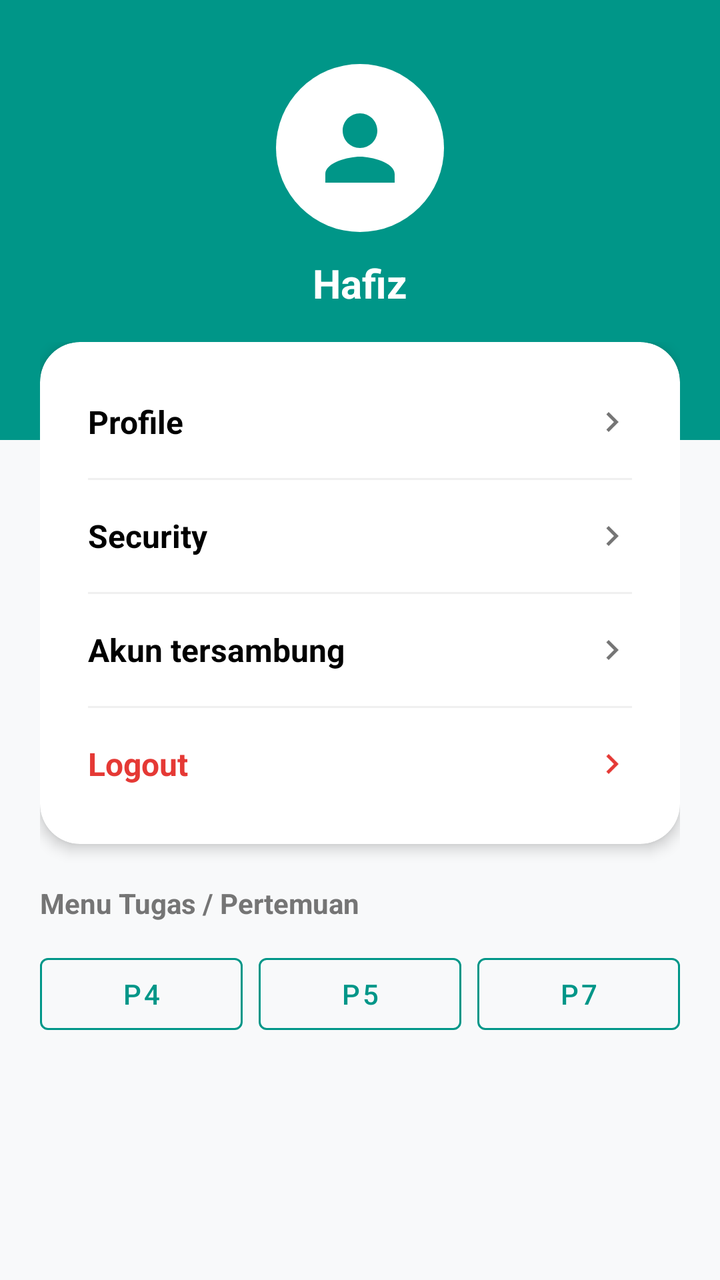
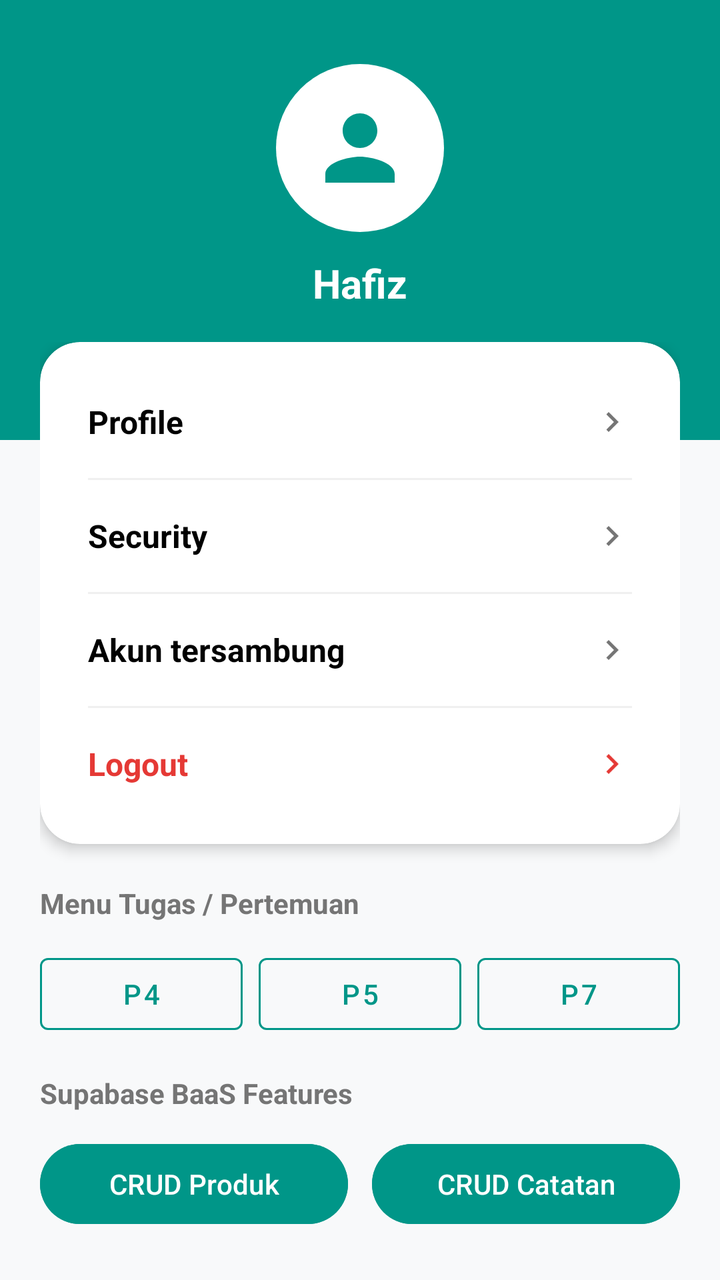

Two renders of the same Android screen: before a commit and after it. Below are the layout's source before the change and the commit's diff.
<!-- AndroidManifest.xml: application theme Theme.Netptunus_HAFIZ -->
<!-- res/layout/fragment_more.xml -->
<?xml version="1.0" encoding="utf-8"?>
<androidx.constraintlayout.widget.ConstraintLayout xmlns:android="http://schemas.android.com/apk/res/android"
    xmlns:app="http://schemas.android.com/apk/res-auto"
    xmlns:tools="http://schemas.android.com/tools"
    android:layout_width="match_parent"
    android:layout_height="match_parent"
    android:background="#F8F9FA"
    tools:context=".More.MoreFragment">

    
    <View
        android:id="@+id/headerBg"
        android:layout_width="match_parent"
        android:layout_height="220dp"
        android:background="@color/hijau"
        app:layout_constraintTop_toTopOf="parent" />

    <ImageView
        android:id="@+id/imgAvatar"
        android:layout_width="84dp"
        android:layout_height="84dp"
        android:layout_marginTop="32dp"
        android:background="@drawable/bg_avatar_circle"
        android:contentDescription="Avatar Profile"
        android:padding="16dp"
        android:src="@drawable/ic_person"
        app:tint="@color/hijau"
        app:layout_constraintEnd_toEndOf="parent"
        app:layout_constraintStart_toStartOf="parent"
        app:layout_constraintTop_toTopOf="parent" />

    <TextView
        android:id="@+id/tvProfileName"
        android:layout_width="wrap_content"
        android:layout_height="wrap_content"
        android:layout_marginTop="12dp"
        android:text="Hafiz"
        android:textColor="@color/white"
        android:textSize="20sp"
        android:textStyle="bold"
        app:layout_constraintEnd_toEndOf="parent"
        app:layout_constraintStart_toStartOf="parent"
        app:layout_constraintTop_toBottomOf="@id/imgAvatar" />

    
    <ScrollView
        android:layout_width="0dp"
        android:layout_height="0dp"
        android:clipToPadding="false"
        android:paddingHorizontal="20dp"
        android:paddingTop="16dp"
        android:paddingBottom="24dp"
        app:layout_constraintBottom_toBottomOf="parent"
        app:layout_constraintEnd_toEndOf="parent"
        app:layout_constraintStart_toStartOf="parent"
        app:layout_constraintTop_toBottomOf="@id/tvProfileName">

        <LinearLayout
            android:layout_width="match_parent"
            android:layout_height="wrap_content"
            android:orientation="vertical">

            <androidx.cardview.widget.CardView
                android:layout_width="match_parent"
                android:layout_height="wrap_content"
                android:layout_marginBottom="20dp"
                app:cardCornerRadius="20dp"
                app:cardElevation="4dp"
                app:cardBackgroundColor="@color/white">

                <LinearLayout
                    android:layout_width="match_parent"
                    android:layout_height="wrap_content"
                    android:orientation="vertical"
                    android:paddingVertical="12dp">

                    
                    <LinearLayout
                        android:id="@+id/btnMenuProfile"
                        android:layout_width="match_parent"
                        android:layout_height="56dp"
                        android:background="?attr/selectableItemBackground"
                        android:gravity="center_vertical"
                        android:clickable="true"
                        android:focusable="true"
                        android:orientation="horizontal"
                        android:paddingHorizontal="24dp">

                        <TextView
                            android:layout_width="0dp"
                            android:layout_height="wrap_content"
                            android:layout_weight="1"
                            android:text="Profile"
                            android:textColor="@color/black"
                            android:textSize="16sp"
                            android:textStyle="bold" />

                        <ImageView
                            android:layout_width="20dp"
                            android:layout_height="20dp"
                            android:contentDescription="Chevron"
                            android:src="@drawable/ic_chevron_right"
                            app:tint="@color/text_secondary" />
                    </LinearLayout>

                    <View
                        android:layout_width="match_parent"
                        android:layout_height="1dp"
                        android:layout_marginHorizontal="24dp"
                        android:background="#F0F0F0" />

                    
                    <LinearLayout
                        android:id="@+id/btnMenuSecurity"
                        android:layout_width="match_parent"
                        android:layout_height="56dp"
                        android:background="?attr/selectableItemBackground"
                        android:gravity="center_vertical"
                        android:clickable="true"
                        android:focusable="true"
                        android:orientation="horizontal"
                        android:paddingHorizontal="24dp">

                        <TextView
                            android:layout_width="0dp"
                            android:layout_height="wrap_content"
                            android:layout_weight="1"
                            android:text="Security"
                            android:textColor="@color/black"
                            android:textSize="16sp"
                            android:textStyle="bold" />

                        <ImageView
                            android:layout_width="20dp"
                            android:layout_height="20dp"
                            android:contentDescription="Chevron"
                            android:src="@drawable/ic_chevron_right"
                            app:tint="@color/text_secondary" />
                    </LinearLayout>

                    <View
                        android:layout_width="match_parent"
                        android:layout_height="1dp"
                        android:layout_marginHorizontal="24dp"
                        android:background="#F0F0F0" />

                    
                    <LinearLayout
                        android:id="@+id/btnMenuAkunTersambung"
                        android:layout_width="match_parent"
                        android:layout_height="56dp"
                        android:background="?attr/selectableItemBackground"
                        android:gravity="center_vertical"
                        android:clickable="true"
                        android:focusable="true"
                        android:orientation="horizontal"
                        android:paddingHorizontal="24dp">

                        <TextView
                            android:layout_width="0dp"
                            android:layout_height="wrap_content"
                            android:layout_weight="1"
                            android:text="Akun tersambung"
                            android:textColor="@color/black"
                            android:textSize="16sp"
                            android:textStyle="bold" />

                        <ImageView
                            android:layout_width="20dp"
                            android:layout_height="20dp"
                            android:contentDescription="Chevron"
                            android:src="@drawable/ic_chevron_right"
                            app:tint="@color/text_secondary" />
                    </LinearLayout>

                    <View
                        android:layout_width="match_parent"
                        android:layout_height="1dp"
                        android:layout_marginHorizontal="24dp"
                        android:background="#F0F0F0" />

                    
                    <LinearLayout
                        android:id="@+id/btnMenuLogout"
                        android:layout_width="match_parent"
                        android:layout_height="56dp"
                        android:background="?attr/selectableItemBackground"
                        android:gravity="center_vertical"
                        android:clickable="true"
                        android:focusable="true"
                        android:orientation="horizontal"
                        android:paddingHorizontal="24dp">

                        <TextView
                            android:layout_width="0dp"
                            android:layout_height="wrap_content"
                            android:layout_weight="1"
                            android:text="Logout"
                            android:textColor="#E53935"
                            android:textSize="16sp"
                            android:textStyle="bold" />

                        <ImageView
                            android:layout_width="20dp"
                            android:layout_height="20dp"
                            android:contentDescription="Chevron"
                            android:src="@drawable/ic_chevron_right"
                            app:tint="#E53935" />
                    </LinearLayout>

                </LinearLayout>
            </androidx.cardview.widget.CardView>

            
            <TextView
                android:layout_width="wrap_content"
                android:layout_height="wrap_content"
                android:layout_marginBottom="12dp"
                android:text="Menu Tugas / Pertemuan"
                android:textColor="@color/text_secondary"
                android:textSize="14sp"
                android:textStyle="bold" />

            <LinearLayout
                android:layout_width="match_parent"
                android:layout_height="wrap_content"
                android:orientation="horizontal"
                android:gravity="center">

                <com.google.android.material.button.MaterialButton
                    android:id="@+id/btnToFourth"
                    style="@style/Widget.MaterialComponents.Button.OutlinedButton"
                    android:layout_width="0dp"
                    android:layout_height="wrap_content"
                    android:layout_weight="1"
                    android:layout_marginEnd="4dp"
                    android:text="P4"
                    android:textColor="@color/hijau"
                    app:strokeColor="@color/hijau" />

                <com.google.android.material.button.MaterialButton
                    android:id="@+id/btnToFifth"
                    style="@style/Widget.MaterialComponents.Button.OutlinedButton"
                    android:layout_width="0dp"
                    android:layout_height="wrap_content"
                    android:layout_weight="1"
                    android:layout_marginHorizontal="4dp"
                    android:text="P5"
                    android:textColor="@color/hijau"
                    app:strokeColor="@color/hijau" />

                <com.google.android.material.button.MaterialButton
                    android:id="@+id/btnToSeven"
                    style="@style/Widget.MaterialComponents.Button.OutlinedButton"
                    android:layout_width="0dp"
                    android:layout_height="wrap_content"
                    android:layout_weight="1"
                    android:layout_marginStart="4dp"
                    android:text="P7"
                    android:textColor="@color/hijau"
                    app:strokeColor="@color/hijau" />
            </LinearLayout>

            
            <Button
                android:id="@+id/btnProfile"
                android:layout_width="wrap_content"
                android:layout_height="wrap_content"
                android:visibility="gone" />

            <Button
                android:id="@+id/btnLogout"
                android:layout_width="wrap_content"
                android:layout_height="wrap_content"
                android:visibility="gone" />

        </LinearLayout>
    </ScrollView>

</androidx.constraintlayout.widget.ConstraintLayout>
<!-- resources referenced by this layout -->
<resources>
  <color name="black">#FF000000</color>
  <color name="hijau">#009688</color>
  <color name="text_secondary">#757575</color>
  <color name="white">#FFFFFFFF</color>
  <!-- drawable bg_avatar_circle (drawable) -->
  <?xml version="1.0" encoding="utf-8"?>
  <shape xmlns:android="http://schemas.android.com/apk/res/android"
      android:shape="oval">
      <solid android:color="@color/white" />
  </shape>
  <!-- drawable ic_chevron_right (drawable) -->
  <vector xmlns:android="http://schemas.android.com/apk/res/android"
      android:width="24dp"
      android:height="24dp"
      android:viewportWidth="24"
      android:viewportHeight="24">
    <path
        android:fillColor="@color/black"
        android:pathData="M10,6L8.59,7.41L13.17,12l-4.58,4.59L10,18l6,-6z"/>
  </vector>
  <!-- drawable ic_person (drawable) -->
  <vector xmlns:android="http://schemas.android.com/apk/res/android" android:height="24dp" android:tint="#000000" android:viewportHeight="24" android:viewportWidth="24" android:width="24dp">
        
      <path android:fillColor="@android:color/white" android:pathData="M12,12c2.21,0 4,-1.79 4,-4s-1.79,-4 -4,-4 -4,1.79 -4,4 1.79,4 4,4zM12,14c-2.67,0 -8,1.34 -8,4v2h16v-2c0,-2.66 -5.33,-4 -8,-4z"/>
      
  </vector>
  <style name="Theme.Netptunus_HAFIZ" parent="Base.Theme.Netptunus_HAFIZ" />
  <style name="Base.Theme.Netptunus_HAFIZ" parent="Theme.Material3.DayNight.NoActionBar">
          
          
      </style>
</resources>

<!-- the commit's change to res/layout/fragment_more.xml (unified diff, before → after) -->
@@ -261,6 +261,40 @@
                     app:strokeColor="@color/hijau" />
             </LinearLayout>
 
+            <TextView
+                android:layout_width="wrap_content"
+                android:layout_height="wrap_content"
+                android:layout_marginTop="16dp"
+                android:layout_marginBottom="12dp"
+                android:text="Supabase BaaS Features"
+                android:textColor="@color/text_secondary"
+                android:textSize="14sp"
+                android:textStyle="bold" />
+
+            <LinearLayout
+                android:layout_width="match_parent"
+                android:layout_height="wrap_content"
+                android:orientation="horizontal">
+
+                <com.google.android.material.button.MaterialButton
+                    android:id="@+id/btnToProductCrud"
+                    android:layout_width="0dp"
+                    android:layout_height="wrap_content"
+                    android:layout_weight="1"
+                    android:layout_marginEnd="6dp"
+                    android:text="CRUD Produk"
+                    android:backgroundTint="@color/hijau" />
+
+                <com.google.android.material.button.MaterialButton
+                    android:id="@+id/btnToNoteCrud"
+                    android:layout_width="0dp"
+                    android:layout_height="wrap_content"
+                    android:layout_weight="1"
+                    android:layout_marginStart="6dp"
+                    android:text="CRUD Catatan"
+                    android:backgroundTint="@color/hijau" />
+            </LinearLayout>
+
             
             <Button
                 android:id="@+id/btnProfile"
